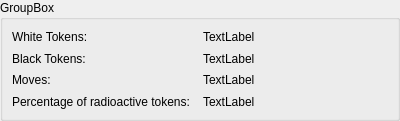
The window that simulations/raform.ui (KDE/kalzium) describes before a commit, drawn with Qt 5.
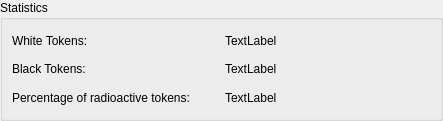
The same window after the commit.

Commit message: improve stats-dialog. Pino: Please review the FIXME in simulationsdialog.cpp

What changed in the file:
```diff
--- a/simulations/raform.ui
+++ b/simulations/raform.ui
@@ -8,7 +8,7 @@
    <rect>
     <x>0</x>
     <y>0</y>
-    <width>400</width>
+    <width>443</width>
     <height>121</height>
    </rect>
   </property>
@@ -33,7 +33,7 @@
    <item>
     <widget class="QGroupBox" name="groupBox" >
      <property name="title" >
-      <string>GroupBox</string>
+      <string>Statistics</string>
      </property>
      <layout class="QVBoxLayout" >
       <property name="margin" >
@@ -90,30 +90,6 @@
         </item>
        </layout>
       </item>
-      <item>
-       <layout class="QHBoxLayout" >
-        <property name="margin" >
-         <number>0</number>
-        </property>
-        <property name="spacing" >
-         <number>6</number>
-        </property>
-        <item>
-         <widget class="QLabel" name="label_3" >
-          <property name="text" >
-           <string>Moves:</string>
-          </property>
-         </widget>
-        </item>
-        <item>
-         <widget class="QLabel" name="label_7" >
-          <property name="text" >
-           <string>TextLabel</string>
-          </property>
-         </widget>
-        </item>
-       </layout>
-      </item>
       <item>
        <layout class="QHBoxLayout" >
         <property name="margin" >
```
The commit also changes 7 other files.
